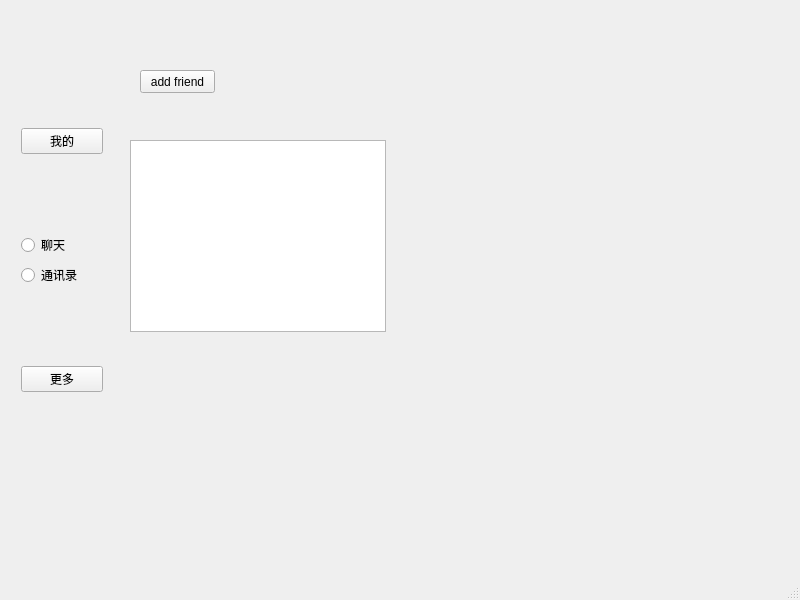
First picture: the form in ServiceChat/mainwindow.ui, repository 124327288/ChatClient, before the edit.
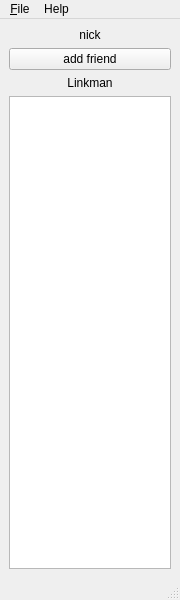
Second picture: the form after the edit.

Diff of the .ui file:
```diff
--- a/ServiceChat/mainwindow.ui
+++ b/ServiceChat/mainwindow.ui
@@ -6,7 +6,7 @@
    <rect>
     <x>0</x>
     <y>0</y>
-    <width>800</width>
+    <width>180</width>
     <height>600</height>
    </rect>
   </property>
@@ -14,89 +14,68 @@
    <string>Service Chat</string>
   </property>
   <widget class="QWidget" name="centralwidget">
-   <widget class="QWidget" name="layoutWidget">
-    <property name="geometry">
-     <rect>
-      <x>21</x>
-      <y>55</y>
-      <width>82</width>
-      <height>411</height>
-     </rect>
-    </property>
-    <layout class="QVBoxLayout" name="verticalLayout_2">
-     <item>
-      <widget class="QPushButton" name="myPushButton">
-       <property name="text">
-        <string>我的</string>
-       </property>
-      </widget>
-     </item>
-     <item>
-      <layout class="QVBoxLayout" name="verticalLayout">
-       <property name="sizeConstraint">
-        <enum>QLayout::SetDefaultConstraint</enum>
-       </property>
-       <item>
-        <widget class="QRadioButton" name="chatRadioButton">
-         <property name="text">
-          <string>聊天</string>
-         </property>
-        </widget>
-       </item>
-       <item>
-        <widget class="QRadioButton" name="bookRadioButton">
-         <property name="text">
-          <string>通讯录</string>
-         </property>
-         <property name="autoExclusive">
-          <bool>true</bool>
-         </property>
-        </widget>
-       </item>
-      </layout>
-     </item>
-     <item>
-      <widget class="QPushButton" name="morePushButton">
-       <property name="text">
-        <string>更多</string>
-       </property>
-      </widget>
-     </item>
-    </layout>
-   </widget>
-   <widget class="QListView" name="listView">
-    <property name="geometry">
-     <rect>
-      <x>130</x>
-      <y>140</y>
-      <width>256</width>
-      <height>192</height>
-     </rect>
-    </property>
-   </widget>
-   <widget class="QPushButton" name="addFriendBtn">
-    <property name="geometry">
-     <rect>
-      <x>140</x>
-      <y>70</y>
-      <width>75</width>
-      <height>23</height>
-     </rect>
-    </property>
-    <property name="text">
-     <string>add friend</string>
-    </property>
-   </widget>
+   <layout class="QVBoxLayout" name="verticalLayout">
+    <item>
+     <widget class="QLabel" name="nickLabel">
+      <property name="text">
+       <string>nick</string>
+      </property>
+      <property name="alignment">
+       <set>Qt::AlignCenter</set>
+      </property>
+     </widget>
+    </item>
+    <item>
+     <widget class="QPushButton" name="addFriendBtn">
+      <property name="text">
+       <string>add friend</string>
+      </property>
+     </widget>
+    </item>
+    <item>
+     <widget class="QLabel" name="linkmanLabel">
+      <property name="text">
+       <string>Linkman</string>
+      </property>
+      <property name="alignment">
+       <set>Qt::AlignCenter</set>
+      </property>
+     </widget>
+    </item>
+    <item>
+     <widget class="QListView" name="listView"/>
+    </item>
+   </layout>
   </widget>
   <widget class="QMenuBar" name="menubar">
    <property name="geometry">
     <rect>
      <x>0</x>
      <y>0</y>
-     <width>800</width>
+     <width>180</width>
      <height>23</height>
     </rect>
    </property>
+   <widget class="QMenu" name="menu_File">
+    <property name="title">
+     <string>&amp;File</string>
+    </property>
+    <addaction name="actionLogout"/>
+    <addaction name="separator"/>
+    <addaction name="actionSetting"/>
+    <addaction name="separator"/>
+    <addaction name="actionExit"/>
+   </widget>
+   <widget class="QMenu" name="menuHelp">
+    <property name="title">
+     <string>Help</string>
+    </property>
+    <addaction name="separator"/>
+    <addaction name="actionAbout"/>
+    <addaction name="actionAboutQt"/>
+   </widget>
+   <addaction name="menu_File"/>
+   <addaction name="menuHelp"/>
   </widget>
   <widget class="QStatusBar" name="statusbar"/>
  </widget>
```
Left out of the diff: 25 changed lines with no effect on the pictures.
